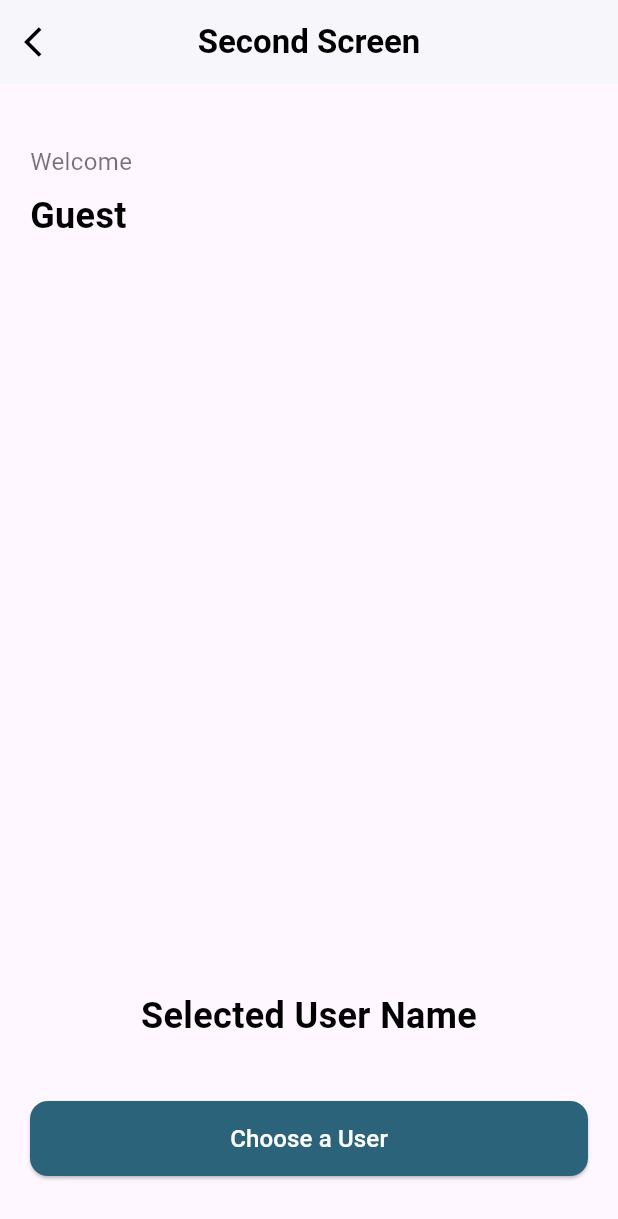
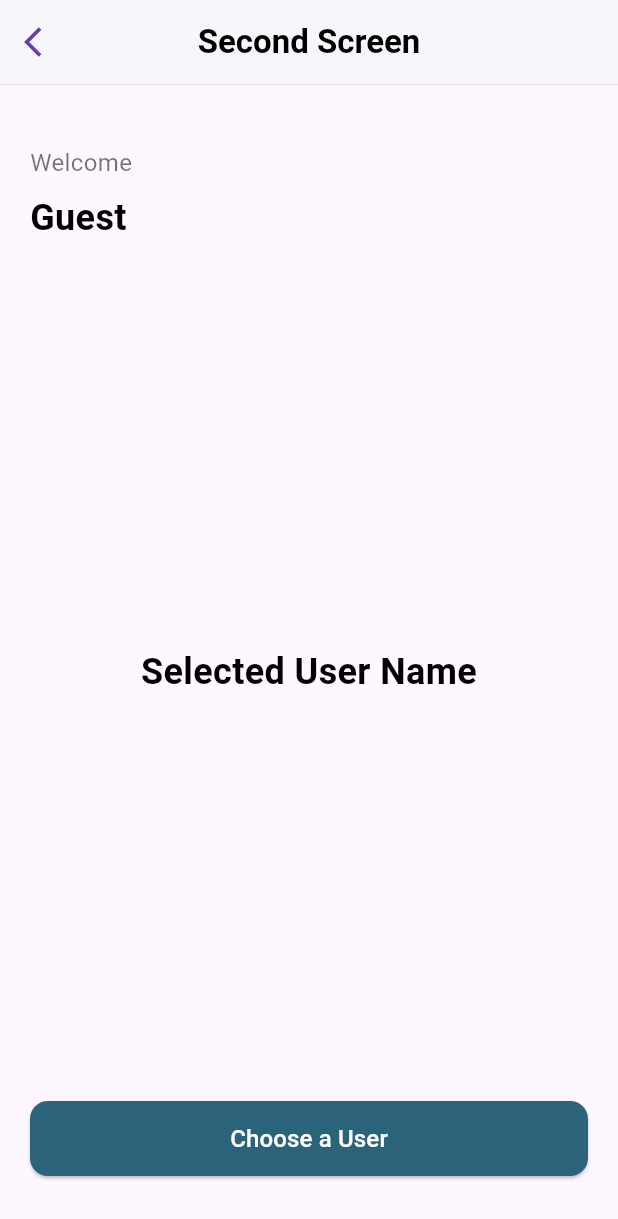
Before and after one commit to Luxferex/Suitmedia---Flutter, a Flutter app: the WelcomePageView screen opened by its route, on a phone screen of 412 x 824 dp. Shown: the top 1219 px of the screen. Run offline on Flutter 3.47's test engine with Material 3 defaults, Android fonts, the light colour scheme and no system bars; our stand-ins replace get; network calls fail.

Commit message:
[feature finish] finish app

```diff
--- a/lib/app/modules/selectUserPage/controllers/select_user_page_controller.dart
+++ b/lib/app/modules/selectUserPage/controllers/select_user_page_controller.dart
@@ -1,6 +1,6 @@
 import 'package:get/get.dart';
 import '../../../data/models/user_model.dart';
-import '../../../data/services/api_service.dart'; // Ganti dari dummy_data_service
+import '../../../data/services/api_service.dart';
 
 class SelectUserPageController extends GetxController {
   final users = <User>[].obs;
@@ -34,7 +34,7 @@ class SelectUserPageController extends GetxController {
     }
 
     try {
-      // Gunakan API Service yang baru
+      // API Service
       final response = await ApiService.getUsers(
         page: currentPage.value,
         perPage: 10,
@@ -46,7 +46,6 @@ class SelectUserPageController extends GetxController {
         users.addAll(response.data);
       }
 
-      // Update pagination info dari API response
       totalPages.value = response.totalPages;
       hasMoreData.value = currentPage.value < totalPages.value;
       currentPage.value++;
--- a/lib/app/modules/welcomePage/controllers/welcome_page_controller.dart
+++ b/lib/app/modules/welcomePage/controllers/welcome_page_controller.dart
@@ -7,11 +7,9 @@ class WelcomePageController extends GetxController {
   @override
   void onInit() {
     super.onInit();
-    // Get name from arguments
     if (Get.arguments != null && Get.arguments['name'] != null) {
       userName.value = Get.arguments['name'];
     }
-    // Get selected user name from arguments if returning from third screen
     if (Get.arguments != null && Get.arguments['selectedUser'] != null) {
       selectedUserName.value = Get.arguments['selectedUser'];
     }
@@ -23,7 +21,7 @@ class WelcomePageController extends GetxController {
       arguments: {'name': userName.value},
     );
 
-    // Update selected user name if user was selected
+    // Update user dipilih
     if (result != null && result['selectedUser'] != null) {
       selectedUserName.value = result['selectedUser'];
     }
--- a/lib/app/modules/welcomePage/views/welcome_page_view.dart
+++ b/lib/app/modules/welcomePage/views/welcome_page_view.dart
@@ -1,6 +1,5 @@
 import 'package:flutter/material.dart';
 import 'package:get/get.dart';
-
 import '../controllers/welcome_page_controller.dart';
 
 class WelcomePageView extends GetView<WelcomePageController> {
@@ -19,45 +18,40 @@ class WelcomePageView extends GetView<WelcomePageController> {
         foregroundColor: Colors.black,
         elevation: 1,
         leading: IconButton(
-          icon: const Icon(Icons.arrow_back_ios),
+          icon: const Icon(Icons.arrow_back_ios, color: Colors.deepPurple),
           onPressed: () => Get.back(),
         ),
       ),
-      body: Padding(
+      body: Column(
+        children: [
+          const Divider(height: 1, thickness: 0.2, color: Colors.grey),
+          Expanded(
+            child: Padding(
               padding: const EdgeInsets.all(20.0),
               child: Column(
                 crossAxisAlignment: CrossAxisAlignment.start,
                 children: [
                   const SizedBox(height: 20),
-            // Static Welcome text
                   const Text(
                     'Welcome',
                     style: TextStyle(fontSize: 16, color: Colors.black54),
                   ),
                   const SizedBox(height: 8),
-            // Dynamic name - show selected user if available, otherwise show original name
-            Obx(
-              () => Text(
-                controller.selectedUserName.value != 'Selected User Name'
-                    ? controller.selectedUserName.value
-                    : (controller.userName.value.isNotEmpty
+                  Text(
+                    controller.userName.value.isNotEmpty
                         ? controller.userName.value
-                          : 'Guest'),
+                        : 'Guest',
                     style: const TextStyle(
                       fontSize: 24,
                       fontWeight: FontWeight.bold,
                       color: Colors.black,
                     ),
                   ),
-            ),
                   const Spacer(),
-            // Selected User Name label - only show if no user selected
                   Center(
                     child: Obx(
                       () => Text(
-                  controller.selectedUserName.value == 'Selected User Name'
-                      ? 'Selected User Name'
-                      : '',
+                        controller.selectedUserName.value,
                         style: const TextStyle(
                           fontSize: 24,
                           fontWeight: FontWeight.w600,
@@ -67,8 +61,7 @@ class WelcomePageView extends GetView<WelcomePageController> {
                       ),
                     ),
                   ),
-            const SizedBox(height: 40),
-            // Choose a User button
+                  const Spacer(),
                   SizedBox(
                     width: double.infinity,
                     height: 50,
@@ -83,7 +76,10 @@ class WelcomePageView extends GetView<WelcomePageController> {
                       ),
                       child: const Text(
                         'Choose a User',
-                  style: TextStyle(fontSize: 16, fontWeight: FontWeight.w500),
+                        style: TextStyle(
+                          fontSize: 16,
+                          fontWeight: FontWeight.w500,
+                        ),
                       ),
                     ),
                   ),
@@ -91,6 +87,9 @@ class WelcomePageView extends GetView<WelcomePageController> {
                 ],
               ),
             ),
+          ),
+        ],
+      ),
     );
   }
 }
```
Also changed, not shown: lib/app/modules/home/bindings/home_binding.dart (deleted, +0 -12 lines), lib/app/modules/home/controllers/home_controller.dart (deleted, +0 -23 lines), lib/app/modules/home/views/home_view.dart (deleted, +0 -24 lines), lib/app/modules/palindromePage/controllers/palindrome_page_controller.dart (+1 -6 lines), lib/app/modules/palindromePage/views/palindrome_page_view.dart (+4 -5 lines), lib/app/modules/selectUserPage/views/select_user_page_view.dart (+17 -5 lines), lib/app/routes/app_pages.dart (+0 -8 lines). Lines whose indentation alone changed are shown as unchanged.
